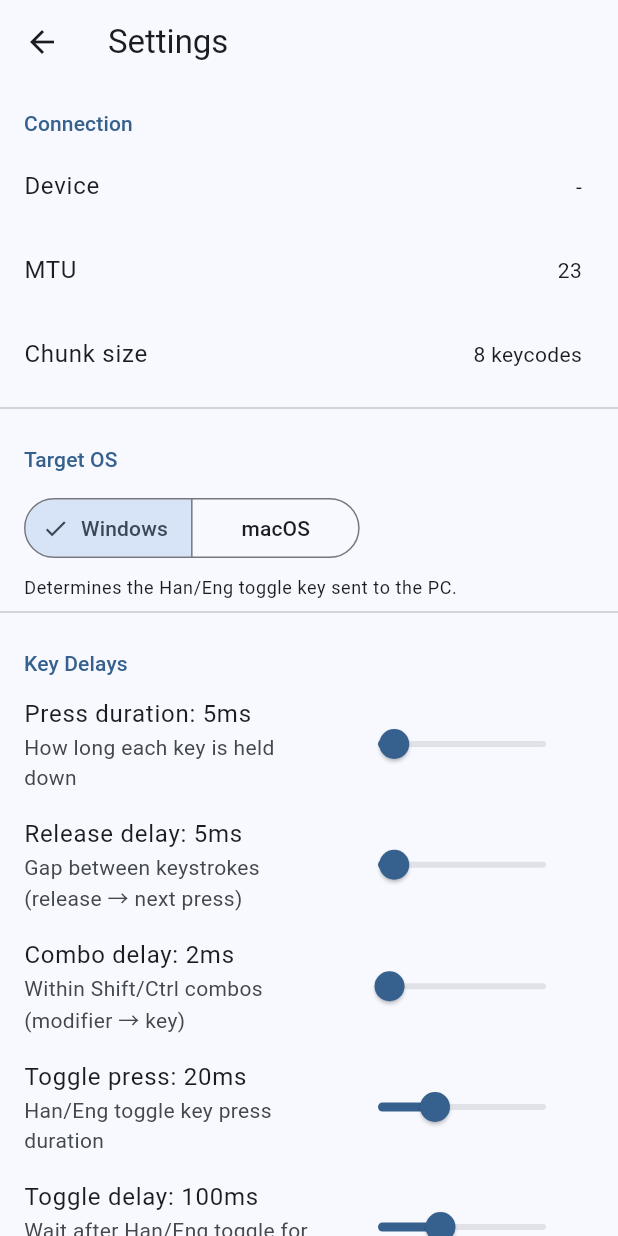
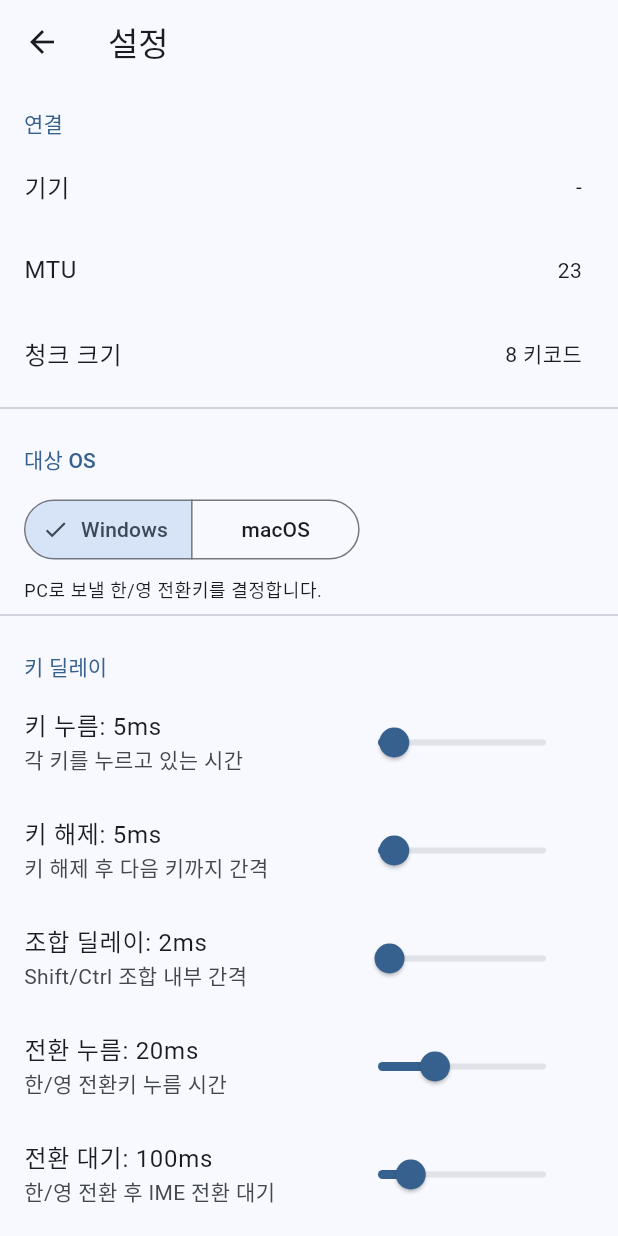
Before and after one commit to KimMoggiun/textbridge, a Flutter app: the SettingsScreen screen opened directly, on a phone screen of 412 x 824 dp. Run offline on Flutter 3.47's test engine with Material 3 defaults, Android fonts, the phone set to English and light mode, and no system bars; our stand-ins replace flutter_blue_plus, permission_handler, shared_preferences; accounts and stored records are empty; project files that could hold a hidden picture were left out.

Commit message:
Fix Android BLE response loss and add Korean UI localization
Replace stream-based response handling with queue-based pattern to prevent
event loss during subscription gaps (fixes READY timeout on Android).
Localize all UI strings to Korean and replace title with clear button.
Fix toggle delay slider max (255→500) for macOS 300ms default.

Co-Authored-By: Claude Opus 4.6 <noreply@anthropic.com>

```diff
--- a/flutter_app/textbridge_app/lib/models/connection_state.dart
+++ b/flutter_app/textbridge_app/lib/models/connection_state.dart
@@ -11,15 +11,15 @@ extension TbConnectionStateExt on TbConnectionState {
   String get label {
     switch (this) {
       case TbConnectionState.disconnected:
-        return 'Disconnected';
+        return '연결 안됨';
       case TbConnectionState.scanning:
-        return 'Scanning...';
+        return '검색 중...';
       case TbConnectionState.connecting:
-        return 'Connecting...';
+        return '연결 중...';
       case TbConnectionState.connected:
-        return 'Connected';
+        return '연결됨';
       case TbConnectionState.transmitting:
-        return 'Transmitting...';
+        return '전송 중...';
     }
   }
 
--- a/flutter_app/textbridge_app/lib/screens/home_screen.dart
+++ b/flutter_app/textbridge_app/lib/screens/home_screen.dart
@@ -75,17 +75,17 @@ class _HomeScreenState extends State<HomeScreen> {
         HapticFeedback.mediumImpact();
         ScaffoldMessenger.of(context).showSnackBar(
           const SnackBar(
-            content: Text('Sent successfully!'),
+            content: Text('전송 완료!'),
             backgroundColor: Colors.green,
           ),
         );
-        _textController.clear();
+        // keep text for re-send
       } else {
         HapticFeedback.heavyImpact();
         final failPos = tx.failedAtKeycode;
         final msg = failPos != null
-            ? 'Failed at keycode $failPos: ${tx.lastError}'
-            : 'Failed: ${tx.lastError}';
+            ? '키코드 $failPos에서 실패: ${tx.lastError}'
+            : '실패: ${tx.lastError}';
         ScaffoldMessenger.of(context).showSnackBar(
           SnackBar(content: Text(msg), backgroundColor: Colors.red),
         );
@@ -106,11 +106,11 @@ class _HomeScreenState extends State<HomeScreen> {
       final disconnect = await showDialog<bool>(
         context: context,
         builder: (ctx) => AlertDialog(
-          title: Text('Connected: ${ble.deviceName}'),
-          content: const Text('Disconnect from this device?'),
+          title: Text('연결됨: ${ble.deviceName}'),
+          content: const Text('이 기기와 연결을 해제할까요?'),
           actions: [
-            TextButton(onPressed: () => Navigator.pop(ctx, false), child: const Text('Cancel')),
-            TextButton(onPressed: () => Navigator.pop(ctx, true), child: const Text('Disconnect')),
+            TextButton(onPressed: () => Navigator.pop(ctx, false), child: const Text('취소')),
+            TextButton(onPressed: () => Navigator.pop(ctx, true), child: const Text('연결 해제')),
           ],
         ),
       );
@@ -136,7 +136,11 @@ class _HomeScreenState extends State<HomeScreen> {
   Widget build(BuildContext context) {
     return Scaffold(
       appBar: AppBar(
-        title: const Text('TextBridge'),
+        title: IconButton(
+          icon: const Icon(Icons.delete_outline),
+          tooltip: '텍스트 지우기',
+          onPressed: () => _textController.clear(),
+        ),
         actions: [
           Consumer<BleService>(
             builder: (_, ble, child) => GestureDetector(
@@ -167,7 +171,7 @@ class _HomeScreenState extends State<HomeScreen> {
                 keyboardType: TextInputType.multiline,
                 textAlignVertical: TextAlignVertical.top,
                 decoration: const InputDecoration(
-                  hintText: 'Type text here to send to keyboard...',
+                  hintText: '키보드로 보낼 텍스트를 입력하세요...',
                   border: OutlineInputBorder(),
                 ),
               ),
@@ -192,7 +196,7 @@ class _HomeScreenState extends State<HomeScreen> {
                     Text(
                       '${tx.progress.sentChunks}/${tx.progress.totalChunks} chunks  '
                       '(${tx.progress.sentKeycodes}/${tx.progress.totalKeycodes} keys)  '
-                      '~${etaSec}s remaining',
+                      '약 ${etaSec}초 남음',
                       style: Theme.of(context).textTheme.bodySmall,
                     ),
                     const SizedBox(height: 8),
@@ -206,20 +210,20 @@ class _HomeScreenState extends State<HomeScreen> {
                 if (tx.isTransmitting) {
                   return FilledButton.tonal(
                     onPressed: _abort,
-                    child: const Text('Stop'),
+                    child: const Text('중지'),
                   );
                 }
                 if (!ble.state.isConnected) {
                   return FilledButton(
                     onPressed: _showConnectionSheet,
-                    child: const Text('Connect to Send'),
+                    child: const Text('연결하여 전송'),
                   );
                 }
                 return ListenableBuilder(
                   listenable: _textController,
                   builder: (context, _) => FilledButton(
                     onPressed: _textController.text.isEmpty ? null : _send,
-                    child: const Text('Send'),
+                    child: const Text('전송'),
                   ),
                 );
               },
@@ -256,7 +260,7 @@ class _ScanSheetState extends State<_ScanSheet> {
     try {
       final adapterState = await FlutterBluePlus.adapterState.first;
       if (adapterState != BluetoothAdapterState.on) {
-        if (mounted) setState(() => _error = 'Bluetooth is off.');
+        if (mounted) setState(() => _error = '블루투스가 꺼져 있습니다.');
         return;
       }
       if (Platform.isAndroid) {
@@ -267,14 +271,14 @@ class _ScanSheetState extends State<_ScanSheet> {
         ].request();
         if (!statuses.values.every((s) => s == PermissionStatus.granted)) {
           if (mounted) {
-            setState(() => _error = 'Bluetooth permissions required.');
+            setState(() => _error = '블루투스 권한이 필요합니다.');
             _showPermissionDenied = true;
           }
           return;
         }
       }
     } catch (e) {
-      if (mounted) setState(() => _error = 'Permission error: $e');
+      if (mounted) setState(() => _error = '권한 오류: $e');
       return;
     }
 
@@ -307,7 +311,7 @@ class _ScanSheetState extends State<_ScanSheet> {
       }
     } catch (e) {
       if (mounted) {
-        setState(() => _error = 'Connection failed: $e');
+        setState(() => _error = '연결 실패: $e');
       }
     }
   }
@@ -327,7 +331,7 @@ class _ScanSheetState extends State<_ScanSheet> {
               children: [
                 Expanded(
                   child: Text(
-                    _scanning ? 'Scanning...' : 'Select Device',
+                    _scanning ? '검색 중...' : '기기 선택',
                     style: Theme.of(context).textTheme.titleMedium,
                   ),
                 ),
@@ -349,7 +353,7 @@ class _ScanSheetState extends State<_ScanSheet> {
                   if (_showPermissionDenied)
                     TextButton(
                       onPressed: () => openAppSettings(),
-                      child: const Text('Open Settings'),
+                      child: const Text('설정 열기'),
                     ),
                 ],
               ),
@@ -360,7 +364,7 @@ class _ScanSheetState extends State<_ScanSheet> {
               builder: (_, ble, child) {
                 final connecting = ble.state == TbConnectionState.connecting;
                 if (_results.isEmpty && !_scanning) {
-                  return const Center(child: Text('No devices found.'));
+                  return const Center(child: Text('기기를 찾을 수 없습니다.'));
                 }
                 return ListView.builder(
                   controller: scrollController,
@@ -370,7 +374,7 @@ class _ScanSheetState extends State<_ScanSheet> {
                     final name = r.advertisementData.advName;
                     return ListTile(
                       leading: const Icon(Icons.bluetooth, color: Colors.blue),
-                      title: Text(name.isEmpty ? 'Unknown' : name),
+                      title: Text(name.isEmpty ? '알 수 없는 기기' : name),
                       subtitle: Text('RSSI: ${r.rssi}'),
                       trailing: connecting
                           ? const SizedBox(width: 20, height: 20, child: CircularProgressIndicator(strokeWidth: 2))
@@ -421,9 +425,9 @@ class _CharCount extends StatelessWidget {
     return Row(
       mainAxisAlignment: MainAxisAlignment.spaceBetween,
       children: [
-        Text('$total chars → $keycodeCount keycodes', style: style),
+        Text('$total자 → $keycodeCount 키코드', style: style),
         if (total != mapped)
-          Text('${total - mapped} skipped',
+          Text('${total - mapped}자 건너뜀',
               style: style?.copyWith(color: Colors.orange)),
       ],
     );
--- a/flutter_app/textbridge_app/lib/screens/settings_screen.dart
+++ b/flutter_app/textbridge_app/lib/screens/settings_screen.dart
@@ -12,22 +12,22 @@ class SettingsScreen extends StatelessWidget {
   @override
   Widget build(BuildContext context) {
     return Scaffold(
-      appBar: AppBar(title: const Text('Settings')),
+      appBar: AppBar(title: const Text('설정')),
       body: ListView(
         children: [
           Consumer<BleService>(
             builder: (_, ble, child) => _Section(
-              title: 'Connection',
+              title: '연결',
               children: [
-                _InfoTile('Device', ble.deviceName.isEmpty ? '-' : ble.deviceName),
+                _InfoTile('기기', ble.deviceName.isEmpty ? '-' : ble.deviceName),
                 _InfoTile('MTU', '${ble.mtu}'),
-                _InfoTile('Chunk size', '${chunkSizeFromMtu(ble.mtu)} keycodes'),
+                _InfoTile('청크 크기', '${chunkSizeFromMtu(ble.mtu)} 키코드'),
               ],
             ),
           ),
           Consumer<SettingsService>(
             builder: (_, settings, child) => _Section(
-              title: 'Target OS',
+              title: '대상 OS',
               children: [
                 Padding(
                   padding: const EdgeInsets.symmetric(horizontal: 16, vertical: 8),
@@ -43,7 +43,7 @@ class SettingsScreen extends StatelessWidget {
                 Padding(
                   padding: const EdgeInsets.symmetric(horizontal: 16),
                   child: Text(
-                    'Determines the Han/Eng toggle key sent to the PC.',
+                    'PC로 보낼 한/영 전환키를 결정합니다.',
                     style: Theme.of(context).textTheme.bodySmall,
                   ),
                 ),
@@ -52,51 +52,51 @@ class SettingsScreen extends StatelessWidget {
           ),
           Consumer<SettingsService>(
             builder: (_, settings, child) => _Section(
-              title: 'Key Delays',
+              title: '키 딜레이',
               children: [
                 _DelaySlider(
-                  label: 'Press duration',
-                  description: 'How long each key is held down',
+                  label: '키 누름',
+                  description: '각 키를 누르고 있는 시간',
                   value: settings.pressDelay,
                   min: 1,
                   max: 50,
                   onChanged: (v) => settings.setPressDelay(v),
                 ),
                 _DelaySlider(
-                  label: 'Release delay',
-                  description: 'Gap between keystrokes (release → next press)',
+                  label: '키 해제',
+                  description: '키 해제 후 다음 키까지 간격',
                   value: settings.releaseDelay,
                   min: 1,
                   max: 50,
                   onChanged: (v) => settings.setReleaseDelay(v),
                 ),
                 _DelaySlider(
-                  label: 'Combo delay',
-                  description: 'Within Shift/Ctrl combos (modifier → key)',
+                  label: '조합 딜레이',
+                  description: 'Shift/Ctrl 조합 내부 간격',
                   value: settings.comboDelay,
                   min: 1,
                   max: 20,
                   onChanged: (v) => settings.setComboDelay(v),
                 ),
                 _DelaySlider(
-                  label: 'Toggle press',
-                  description: 'Han/Eng toggle key press duration',
+                  label: '전환 누름',
+                  description: '한/영 전환키 누름 시간',
                   value: settings.togglePress,
                   min: 5,
                   max: 50,
                   onChanged: (v) => settings.setTogglePress(v),
                 ),
                 _DelaySlider(
-                  label: 'Toggle delay',
-                  description: 'Wait after Han/Eng toggle for IME switch',
+                  label: '전환 대기',
+                  description: '한/영 전환 후 IME 전환 대기',
                   value: settings.toggleDelay,
                   min: 10,
-                  max: 255,
+                  max: 500,
                   onChanged: (v) => settings.setToggleDelay(v),
                 ),
                 _DelaySlider(
-                  label: 'Warmup delay',
-                  description: 'USB host sync before first chunk only',
+                  label: '워밍업',
+                  description: '첫 청크 전 USB 호스트 동기화',
                   value: settings.warmupDelay,
                   min: 1,
                   max: 100,
@@ -107,10 +107,10 @@ class SettingsScreen extends StatelessWidget {
           ),
           Consumer<TransmissionService>(
             builder: (_, tx, child) => _Section(
-              title: 'Transmission',
+              title: '전송',
               children: [
                 ListTile(
-                  title: const Text('Max retries'),
+                  title: const Text('최대 재시도'),
                   subtitle: Text('${tx.maxRetries}'),
                   trailing: Row(
                     mainAxisSize: MainAxisSize.min,
@@ -134,10 +134,10 @@ class SettingsScreen extends StatelessWidget {
             ),
           ),
           _Section(
-            title: 'About',
+            title: '정보',
             children: const [
-              _InfoTile('Version', '1.0.0'),
-              _InfoTile('Protocol', 'TextBridge Phase 3'),
+              _InfoTile('버전', '1.0.0'),
+              _InfoTile('프로토콜', 'TextBridge Phase 3'),
             ],
           ),
         ],
--- a/flutter_app/textbridge_app/lib/services/ble_service.dart
+++ b/flutter_app/textbridge_app/lib/services/ble_service.dart
@@ -148,6 +148,7 @@ class BleService extends ChangeNotifier {
       // Enable notifications on RX
       await _rxChar!.setNotifyValue(true);
       _notifySub = _rxChar!.onValueReceived.listen((value) {
+        debugPrint('[TB-BLE] RX notify: ${value.map((b) => "0x${b.toRadixString(16)}").toList()}');
         _responseController.add(Uint8List.fromList(value));
       });
 
--- a/flutter_app/textbridge_app/lib/services/settings_service.dart
+++ b/flutter_app/textbridge_app/lib/services/settings_service.dart
@@ -94,7 +94,7 @@ class SettingsService extends ChangeNotifier {
   }
 
   Future<void> setToggleDelay(int ms) async {
-    _toggleDelay = ms.clamp(1, 255);
+    _toggleDelay = ms.clamp(1, 500);
     notifyListeners();
     final prefs = await SharedPreferences.getInstance();
     await prefs.setInt(_keyToggleDelay, _toggleDelay);
```
Also changed, not shown: flutter_app/textbridge_app/lib/services/transmission_service.dart (+40 -16 lines).
